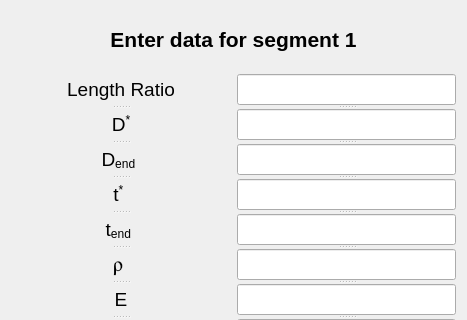
Old version of the form segment_table.ui in the repository Jamal-dev/DeSIO_GUI; both pictures show x 0 to 467 and y 0 to 320 of the 467 by 563 pixel window.
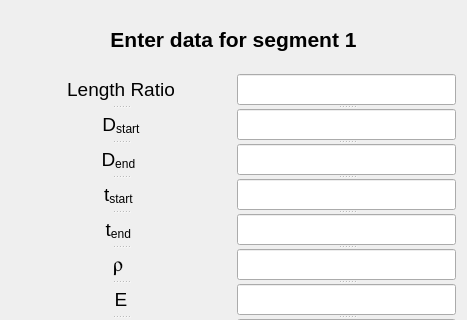
New version of the form.

```diff
--- a/segment_table.ui
+++ b/segment_table.ui
@@ -324,7 +324,7 @@
       </property>
       <property name="text">
        <string>&lt;html&gt;
-&lt;body&gt;D&lt;sup&gt;*&lt;/sup&gt;&lt;/body&gt;
+&lt;body&gt;D&lt;sub&gt;start&lt;/sub&gt;&lt;/body&gt;
 &lt;/html&gt;</string>
       </property>
       <property name="alignment">
@@ -391,7 +391,7 @@
 
 
 
-t&lt;sup&gt;*&lt;/sup&gt;
+t&lt;sub&gt;start&lt;/sub&gt;
 
 
 &lt;/body&gt;
```
Left out of the diff: 8 changed lines with no effect on the pictures.
